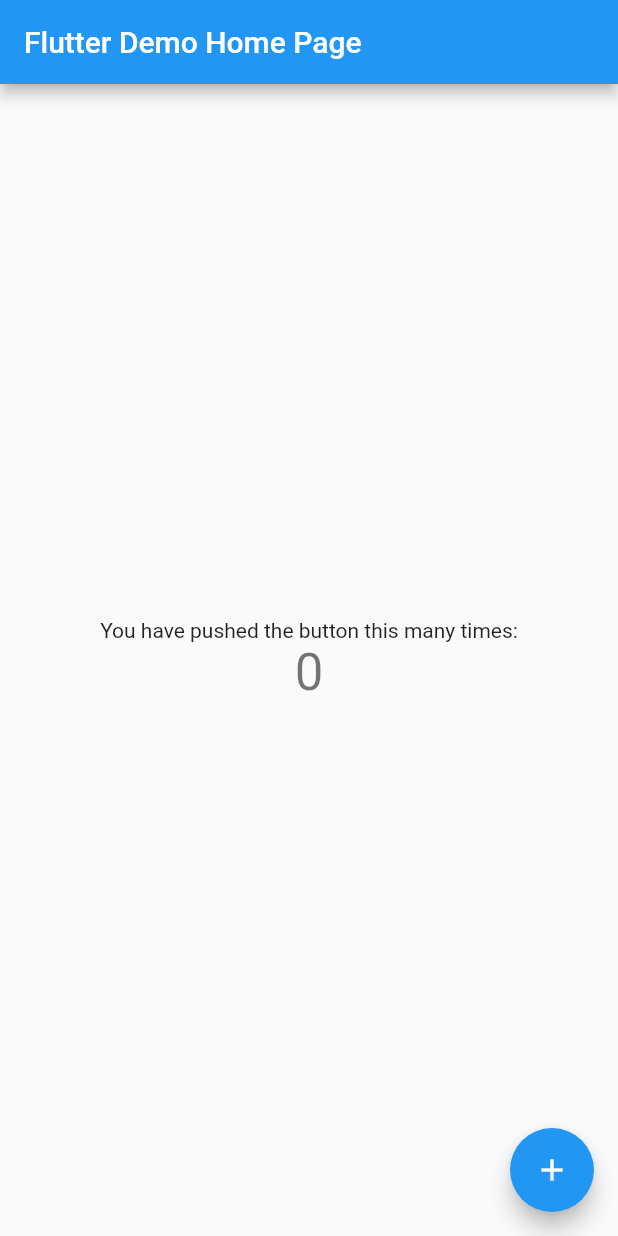
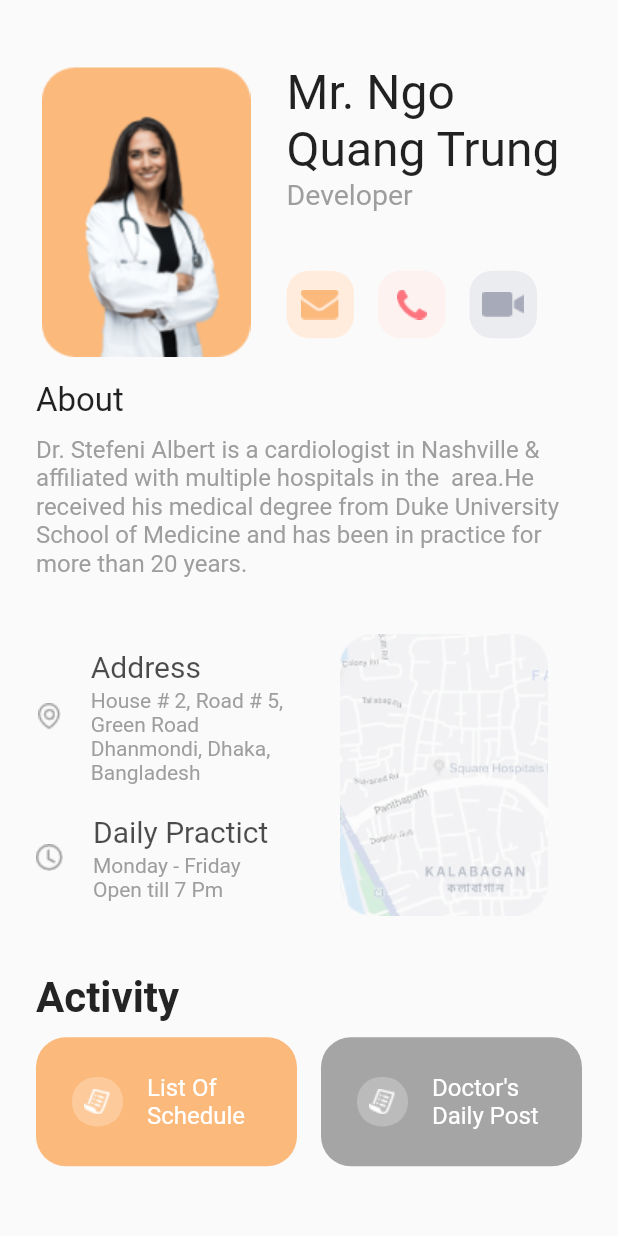
Before and after one commit to quangtrung2402/Flutter-Study, a Flutter app: the screen it shows after launch, on a phone screen of 412 x 824 dp. Run offline on Flutter 3.47's test engine with Material 2 defaults, Android fonts, the phone set to English and light mode, and no system bars.

Commit message:
bai tap 2

```diff
--- /dev/null
+++ b/lib/ContactInfo.dart
@@ -0,0 +1,186 @@
+import 'package:flutter/material.dart';
+import 'package:flutter_app/TitleSummary.dart';
+
+import 'Content.dart';
+import 'IconTitle.dart';
+
+class ContactInfo extends StatefulWidget {
+  @override
+  _ContactInfoState createState() => _ContactInfoState();
+}
+
+class _ContactInfoState extends State<ContactInfo> {
+  @override
+  Widget build(BuildContext context) {
+    return Scaffold(
+      body: SingleChildScrollView(
+        child: Padding(
+          padding: EdgeInsets.symmetric(vertical: 24, horizontal: 24),
+          child: Wrap(
+            runSpacing: 10,
+            children: <Widget>[
+              TitleSummary(),
+              Text(
+                "About",
+                style: TextStyle(fontSize: 22),
+              ),
+              Text(
+                Content.description,
+                style: TextStyle(color: Colors.grey, fontSize: 16),
+              ),
+              Row(
+                children: <Widget>[
+                  Column(
+                    children: <Widget>[
+                      Row(
+                        children: <Widget>[
+                          Image.asset(ImageAsset.mappinImg),
+                          SizedBox(
+                            width: 20,
+                          ),
+                          Column(
+                            crossAxisAlignment: CrossAxisAlignment.start,
+                            children: <Widget>[
+                              Text(
+                                "Address",
+                                style: TextStyle(
+                                    color: Colors.black87.withOpacity(0.7),
+                                    fontSize: 20),
+                              ),
+                              SizedBox(
+                                height: 3,
+                              ),
+                              Container(
+                                  width:
+                                      MediaQuery.of(context).size.width - 268,
+                                  child: Text(
+                                    "House # 2, Road # 5, Green Road Dhanmondi, Dhaka, Bangladesh",
+                                    style: TextStyle(color: Colors.grey),
+                                  ))
+                            ],
+                          )
+                        ],
+                      ),
+                      SizedBox(
+                        height: 20,
+                      ),
+                      Row(
+                        children: <Widget>[
+                          Image.asset(ImageAsset.clockImg),
+                          SizedBox(
+                            width: 20,
+                          ),
+                          Column(
+                            crossAxisAlignment: CrossAxisAlignment.start,
+                            children: <Widget>[
+                              Text(
+                                "Daily Practict",
+                                style: TextStyle(
+                                    color: Colors.black87.withOpacity(0.7),
+                                    fontSize: 20),
+                              ),
+                              SizedBox(
+                                height: 3,
+                              ),
+                              Container(
+                                  width:
+                                      MediaQuery.of(context).size.width - 268,
+                                  child: Text(
+                                    'Monday - Friday\nOpen till 7 Pm',
+                                    style: TextStyle(color: Colors.grey),
+                                  ))
+                            ],
+                          )
+                        ],
+                      )
+                    ],
+                  ),
+                  Image.asset(
+                    ImageAsset.mapImg,
+                    width: 180,
+                  )
+                ],
+              ),
+              Text(
+                "Activity",
+                style: TextStyle(
+                    color: Color(0xff242424),
+                    fontSize: 28,
+                    fontWeight: FontWeight.w600),
+              ),
+              Row(
+                children: <Widget>[
+                  Expanded(
+                    child: Container(
+                      padding:
+                          EdgeInsets.symmetric(vertical: 24, horizontal: 16),
+                      decoration: BoxDecoration(
+                          color: Color(0xffFBB97C),
+                          borderRadius: BorderRadius.circular(20)),
+                      child: Row(
+                        mainAxisAlignment: MainAxisAlignment.center,
+                        children: <Widget>[
+                          Container(
+                              padding: EdgeInsets.all(8),
+                              decoration: BoxDecoration(
+                                  color: Color(0xffFCCA9B),
+                                  borderRadius: BorderRadius.circular(16)),
+                              child: Image.asset(ImageAsset.listImg)),
+                          SizedBox(
+                            width: 16,
+                          ),
+                          Container(
+                            width: MediaQuery.of(context).size.width / 2 - 130,
+                            child: Text(
+                              "List Of Schedule",
+                              style:
+                                  TextStyle(color: Colors.white, fontSize: 16),
+                            ),
+                          )
+                        ],
+                      ),
+                    ),
+                  ),
+                  SizedBox(
+                    width: 16,
+                  ),
+                  Expanded(
+                    child: Container(
+                      padding:
+                          EdgeInsets.symmetric(vertical: 24, horizontal: 16),
+                      decoration: BoxDecoration(
+                          color: Color(0xffA5A5A5),
+                          borderRadius: BorderRadius.circular(20)),
+                      child: Row(
+                        mainAxisAlignment: MainAxisAlignment.center,
+                        children: <Widget>[
+                          Container(
+                              padding: EdgeInsets.all(8),
+                              decoration: BoxDecoration(
+                                  color: Color(0xffBBBBBB),
+                                  borderRadius: BorderRadius.circular(16)),
+                              child: Image.asset(ImageAsset.listImg)),
+                          SizedBox(
+                            width: 16,
+                          ),
+                          Container(
+                            width: MediaQuery.of(context).size.width / 2 - 130,
+                            child: Text(
+                              "Doctor's Daily Post",
+                              style:
+                                  TextStyle(color: Colors.white, fontSize: 16),
+                            ),
+                          )
+                        ],
+                      ),
+                    ),
+                  ),
+                ],
+              )
+            ],
+          ),
+        ),
+      ),
+    );
+  }
+}
--- /dev/null
+++ b/lib/Content.dart
@@ -0,0 +1,16 @@
+class Content {
+  static const String name = "Mr. Ngo Quang Trung";
+  static const String title = "Developer";
+  static const String description = "Dr. Stefeni Albert is a cardiologist in Nashville & affiliated with multiple hospitals in the  area.He received his medical degree from Duke University School of Medicine and has been in practice for more than 20 years. ";
+}
+
+class ImageAsset {
+  static const String doctorImg = "assets/doctor_pic2.png";
+  static const String emailImg = "assets/email.png";
+  static const String callImg = "assets/call.png";
+  static const String videoImg = "assets/video_call.png";
+  static const String clockImg = "assets/clock.png";
+  static const String mapImg = "assets/map.png";
+  static const String listImg = "assets/list.png";
+  static const String mappinImg = "assets/mappin.png";
+}
--- /dev/null
+++ b/lib/IconTitle.dart
@@ -0,0 +1,27 @@
+import 'package:flutter/cupertino.dart';
+
+class IconTile extends StatelessWidget {
+  final String imgPath;
+  final Color backgroundColor;
+
+  IconTile([this.imgPath, this.backgroundColor]);
+
+  @override
+  Widget build(BuildContext context) {
+    return Container(
+      margin: EdgeInsets.only(right: 16),
+      child: Container(
+        height: 45,
+        width: 45,
+        decoration: BoxDecoration(
+          color: backgroundColor,
+          borderRadius: BorderRadius.circular(15),
+        ),
+        child: Image.asset(
+          imgPath,
+          width: 20,
+        ),
+      ),
+    );
+  }
+}
--- /dev/null
+++ b/lib/TitleSummary.dart
@@ -0,0 +1,47 @@
+import 'package:flutter/cupertino.dart';
+import 'package:flutter/material.dart';
+
+import 'Content.dart';
+import 'IconTitle.dart';
+
+class TitleSummary extends StatelessWidget {
+  @override
+  Widget build(BuildContext context) {
+    return Row(
+      children: <Widget>[
+        Image.asset(ImageAsset.doctorImg, height: 220),
+        SizedBox(
+          width: 20,
+        ),
+        Container(
+          width: MediaQuery.of(context).size.width - 222,
+          height: 220,
+          child: Column(
+            mainAxisAlignment: MainAxisAlignment.center,
+            crossAxisAlignment: CrossAxisAlignment.start,
+            children: <Widget>[
+              Text(
+                Content.name,
+                style: TextStyle(fontSize: 32)
+              ),
+              Text(
+                Content.title,
+                style: TextStyle(fontSize: 19, color: Colors.grey),
+              ),
+              SizedBox(
+                height: 40,
+              ),
+              Row(
+                children: <Widget>[
+                  IconTile(ImageAsset.emailImg, Color(0xffFFECDD)),
+                  IconTile(ImageAsset.callImg, Color(0xffFEF2F0)),
+                  IconTile(ImageAsset.videoImg, Color(0xffEBECEF)),
+                ],
+              )
+            ],
+          ),
+        ),
+      ],
+    );
+  }
+}
--- a/lib/main.dart
+++ b/lib/main.dart
@@ -1,8 +1,7 @@
 import 'package:flutter/material.dart';
+import 'ContactInfo.dart';
 
-void main() {
-  runApp(MyApp());
-}
+void main() => runApp(MyApp());
 
 class MyApp extends StatelessWidget {
   // This widget is the root of your application.
@@ -10,108 +9,11 @@ class MyApp extends StatelessWidget {
   Widget build(BuildContext context) {
     return MaterialApp(
       title: 'Flutter Demo',
+      //debugShowCheckedModeBanner: false,
       theme: ThemeData(
-        // This is the theme of your application.
-        //
-        // Try running your application with "flutter run". You'll see the
-        // application has a blue toolbar. Then, without quitting the app, try
-        // changing the primarySwatch below to Colors.green and then invoke
-        // "hot reload" (press "r" in the console where you ran "flutter run",
-        // or simply save your changes to "hot reload" in a Flutter IDE).
-        // Notice that the counter didn't reset back to zero; the application
-        // is not restarted.
         primarySwatch: Colors.blue,
-        // This makes the visual density adapt to the platform that you run
-        // the app on. For desktop platforms, the controls will be smaller and
-        // closer together (more dense) than on mobile platforms.
-        visualDensity: VisualDensity.adaptivePlatformDensity,
       ),
-      home: MyHomePage(title: 'Flutter Demo Home Page'),
+      home: ContactInfo(),
     );
   }
 }
-
-class MyHomePage extends StatefulWidget {
-  MyHomePage({Key key, this.title}) : super(key: key);
-
-  // This widget is the home page of your application. It is stateful, meaning
-  // that it has a State object (defined below) that contains fields that affect
-  // how it looks.
-
-  // This class is the configuration for the state. It holds the values (in this
-  // case the title) provided by the parent (in this case the App widget) and
-  // used by the build method of the State. Fields in a Widget subclass are
-  // always marked "final".
-
-  final String title;
-
-  @override
-  _MyHomePageState createState() => _MyHomePageState();
-}
-
-class _MyHomePageState extends State<MyHomePage> {
-  int _counter = 0;
-
-  void _incrementCounter() {
-    setState(() {
-      // This call to setState tells the Flutter framework that something has
-      // changed in this State, which causes it to rerun the build method below
-      // so that the display can reflect the updated values. If we changed
-      // _counter without calling setState(), then the build method would not be
-      // called again, and so nothing would appear to happen.
-      _counter++;
-    });
-  }
-
-  @override
-  Widget build(BuildContext context) {
-    // This method is rerun every time setState is called, for instance as done
-    // by the _incrementCounter method above.
-    //
-    // The Flutter framework has been optimized to make rerunning build methods
-    // fast, so that you can just rebuild anything that needs updating rather
-    // than having to individually change instances of widgets.
-    return Scaffold(
-      appBar: AppBar(
-        // Here we take the value from the MyHomePage object that was created by
-        // the App.build method, and use it to set our appbar title.
-        title: Text(widget.title),
-      ),
-      body: Center(
-        // Center is a layout widget. It takes a single child and positions it
-        // in the middle of the parent.
-        child: Column(
-          // Column is also a layout widget. It takes a list of children and
-          // arranges them vertically. By default, it sizes itself to fit its
-          // children horizontally, and tries to be as tall as its parent.
-          //
-          // Invoke "debug painting" (press "p" in the console, choose the
-          // "Toggle Debug Paint" action from the Flutter Inspector in Android
-          // Studio, or the "Toggle Debug Paint" command in Visual Studio Code)
-          // to see the wireframe for each widget.
-          //
-          // Column has various properties to control how it sizes itself and
-          // how it positions its children. Here we use mainAxisAlignment to
-          // center the children vertically; the main axis here is the vertical
-          // axis because Columns are vertical (the cross axis would be
-          // horizontal).
-          mainAxisAlignment: MainAxisAlignment.center,
-          children: <Widget>[
-            Text(
-              'You have pushed the button this many times:',
-            ),
-            Text(
-              '$_counter',
-              style: Theme.of(context).textTheme.headline4,
-            ),
-          ],
-        ),
-      ),
-      floatingActionButton: FloatingActionButton(
-        onPressed: _incrementCounter,
-        tooltip: 'Increment',
-        child: Icon(Icons.add),
-      ), // This trailing comma makes auto-formatting nicer for build methods.
-    );
-  }
-}
--- a/pubspec.yaml
+++ b/pubspec.yaml
@@ -45,9 +45,8 @@ flutter:
   uses-material-design: true
 
   # To add assets to your application, add an assets section, like this:
-  # assets:
-  #   - images/a_dot_burr.jpeg
-  #   - images/a_dot_ham.jpeg
+  assets:
+    - assets/
 
   # An image asset can refer to one or more resolution-specific "variants", see
   # https://flutter.dev/assets-and-images/#resolution-aware.
```
Also changed, not shown: assets/call.png (added), assets/clock.png (added), assets/doctor_pic2.png (added), assets/email.png (added), assets/list.png (added), assets/map.png (added), assets/mappin.png (added), assets/video_call.png (added).
